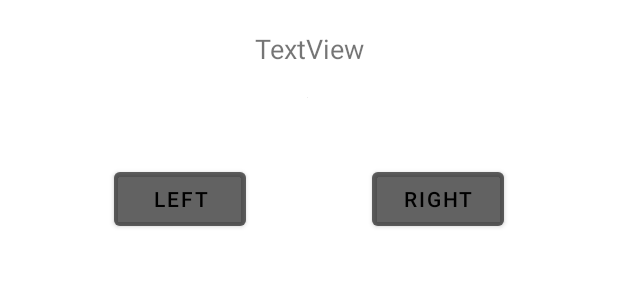
After one commit to chaultm29/LifeSimulator, an Android app: the layout dialog_game_easy.xml on its own in the app's theme, with its tools: preview values and no code run, on a phone screen of 412 x 824 dp. The commit adds this screen. Shown: the top 300 px of the screen. Run offline under Robolectric (Android 15) with nearby library versions, the phone set to English and light mode, and no system bars.

Commit message:
add game and fix update bank

```diff
--- /dev/null
+++ b/LifeSimulator/app/src/main/java/com/example/lifesimulator/Interface/IGame.java
@@ -0,0 +1,5 @@
+package com.example.lifesimulator.Interface;
+
+public interface IGame {
+    int play(int select);
+}
--- /dev/null
+++ b/LifeSimulator/app/src/main/res/layout/dialog_game_easy.xml
@@ -0,0 +1,64 @@
+<?xml version="1.0" encoding="utf-8"?>
+<androidx.constraintlayout.widget.ConstraintLayout xmlns:android="http://schemas.android.com/apk/res/android"
+    xmlns:app="http://schemas.android.com/apk/res-auto"
+    xmlns:tools="http://schemas.android.com/tools"
+    android:layout_width="match_parent"
+    android:layout_height="match_parent">
+
+    <Button
+        android:id="@+id/btnLeft"
+        android:layout_width="wrap_content"
+        android:layout_height="wrap_content"
+        android:layout_marginStart="20dp"
+        android:backgroundTint="@color/material_on_surface_disabled"
+        android:text="Left"
+        android:textColor="@color/black"
+        app:layout_constraintBottom_toBottomOf="@+id/view3"
+        app:layout_constraintStart_toStartOf="@+id/view3"
+        app:layout_constraintTop_toBottomOf="@+id/imgDes" />
+
+    <TextView
+        android:id="@+id/txtInfo3"
+        android:layout_width="280dp"
+        android:layout_height="wrap_content"
+        android:layout_marginTop="20dp"
+        android:text="TextView"
+        android:textAlignment="center"
+        android:textSize="18sp"
+        app:layout_constraintEnd_toEndOf="@+id/view3"
+        app:layout_constraintStart_toStartOf="@+id/view3"
+        app:layout_constraintTop_toTopOf="@+id/view3" />
+
+    <Button
+        android:id="@+id/btnRight"
+        android:layout_width="wrap_content"
+        android:layout_height="wrap_content"
+        android:layout_marginEnd="20dp"
+        android:backgroundTint="@color/material_on_surface_disabled"
+        android:text="Right"
+        android:textColor="@color/black"
+        app:layout_constraintBottom_toBottomOf="@+id/view3"
+        app:layout_constraintEnd_toEndOf="@+id/view3"
+        app:layout_constraintTop_toBottomOf="@+id/imgDes" />
+
+    <View
+        android:id="@+id/view3"
+        android:layout_width="300dp"
+        android:layout_height="200dp"
+        app:layout_constraintEnd_toEndOf="parent"
+        app:layout_constraintStart_toStartOf="parent"
+        app:layout_constraintTop_toTopOf="parent" />
+
+    <ImageView
+        android:id="@+id/imgDes"
+        android:layout_width="wrap_content"
+        android:layout_height="wrap_content"
+        android:layout_marginTop="20dp"
+        app:layout_constraintEnd_toEndOf="@+id/txtInfo3"
+        app:layout_constraintHeight_max="100dp"
+        app:layout_constraintHorizontal_bias="0.496"
+        app:layout_constraintStart_toStartOf="@+id/txtInfo3"
+        app:layout_constraintTop_toBottomOf="@+id/txtInfo3"
+        app:layout_constraintWidth_max="100dp"
+        app:srcCompat="@android:drawable/divider_horizontal_bright" />
+</androidx.constraintlayout.widget.ConstraintLayout>
```
Also changed, not shown: LifeSimulator/app/src/main/java/com/example/lifesimulator/Adapter/CureAdapter.java (+1 -7 lines), LifeSimulator/app/src/main/java/com/example/lifesimulator/Adapter/HouseAdapter.java (+1 -6 lines), LifeSimulator/app/src/main/java/com/example/lifesimulator/Adapter/ItemAdapter.java (+1 -6 lines), LifeSimulator/app/src/main/java/com/example/lifesimulator/Adapter/LeisureAdapter.java (+1 -6 lines), LifeSimulator/app/src/main/java/com/example/lifesimulator/Fragment/BankFragment.java (+42 -9 lines), LifeSimulator/app/src/main/java/com/example/lifesimulator/Model/AppDialog.java (+54 -0 lines), LifeSimulator/app/src/main/java/com/example/lifesimulator/Model/Bank.java (+7 -6 lines), LifeSimulator/app/src/main/java/com/example/lifesimulator/Model/Identity.java (+8 -6 lines), LifeSimulator/app/src/main/res/layout/fragment_bank.xml (+4 -4 lines), LifeSimulator/app/src/main/res/drawable-v24/coin.png (added), LifeSimulator/app/src/main/res/drawable-v24/logo_vietlott.jpg (added).
